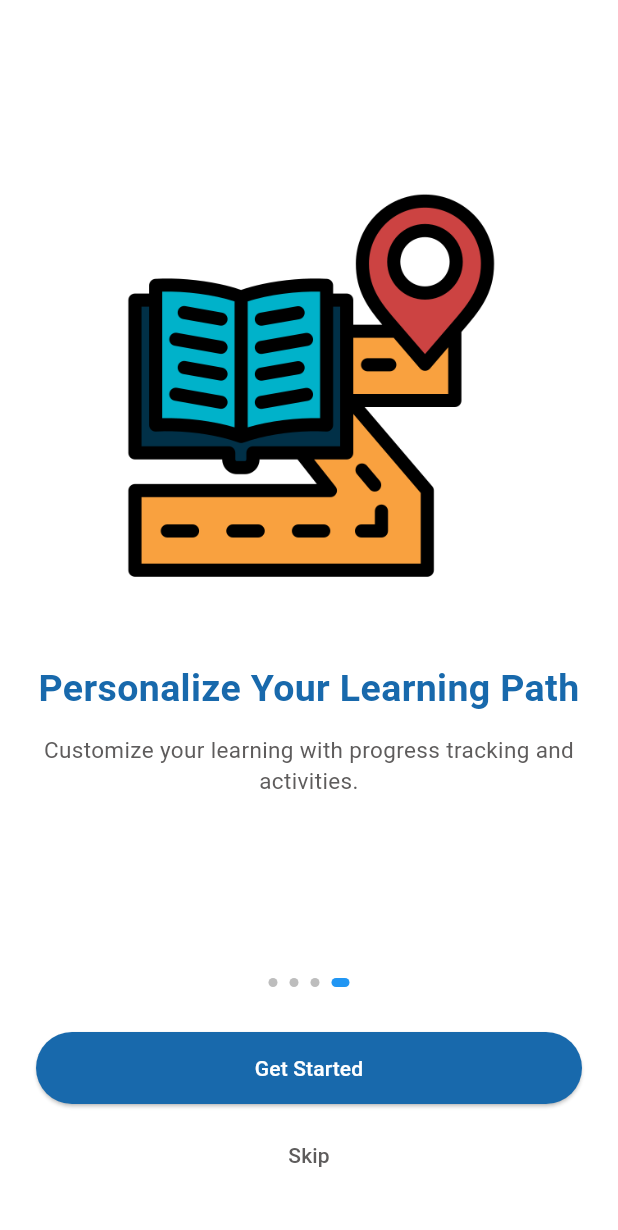
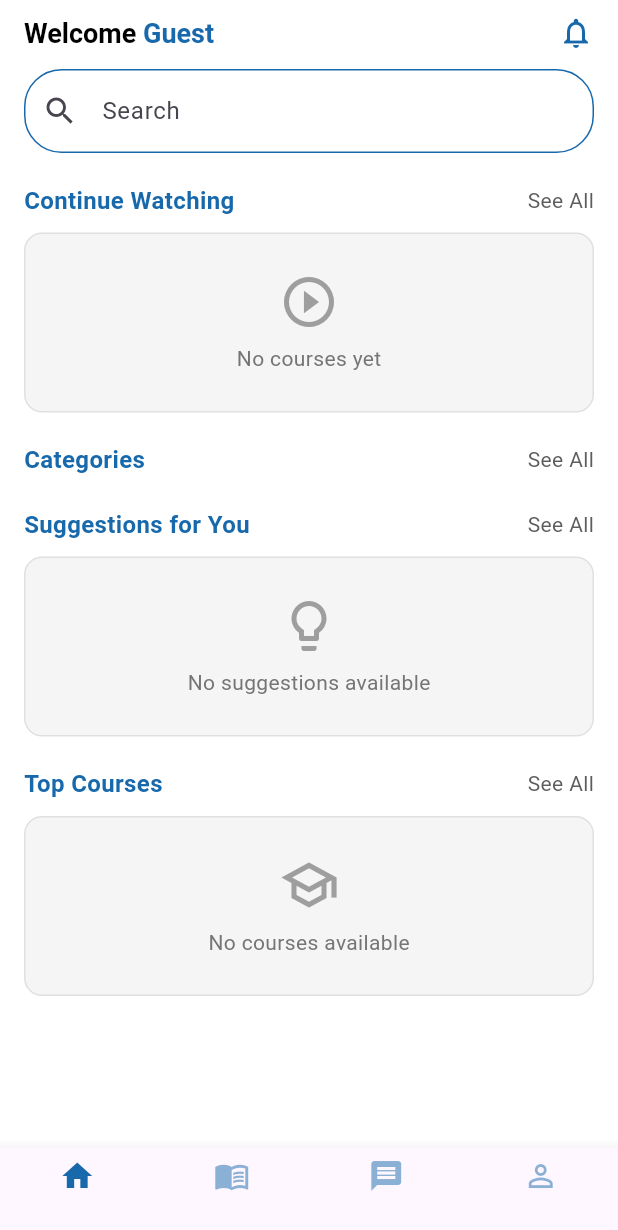
Before and after one commit to Charlie-Programmer/Skillo, a Flutter app: the OnboardingScreen screen opened directly, after a tap on "Continue", after a tap on "Skip", on a phone screen of 412 x 824 dp. Shown: the top 1230 px of the screen. Run offline on Flutter 3.47's test engine with Material 3 defaults, Android fonts, the phone set to English and light mode, and no system bars.

Commit message:
2nd Update

```diff
--- /dev/null
+++ b/lib/home.dart
@@ -0,0 +1,207 @@
+import 'package:flutter/material.dart';
+import 'user_store.dart';
+
+class HomeScreen extends StatefulWidget {
+  const HomeScreen({super.key});
+
+  @override
+  State<HomeScreen> createState() => _HomeScreenState();
+}
+
+class _HomeScreenState extends State<HomeScreen> {
+  String fullName = "Guest";
+
+  // 👇 animation key to restart animation
+  Key _animationKey = UniqueKey();
+
+  @override
+  void initState() {
+    super.initState();
+    loadUser();
+  }
+
+  void loadUser() async {
+    final user = await UserStore.getCurrentUser();
+    if (!mounted) return;
+
+    setState(() {
+      fullName = user?["fullName"] ?? "Guest";
+    });
+  }
+
+  // 👇 call this when Home tab is clicked
+  void restartAnimation() {
+    setState(() {
+      _animationKey = UniqueKey();
+    });
+  }
+
+  @override
+  Widget build(BuildContext context) {
+    return Scaffold(
+      backgroundColor: Colors.white,
+      body: SafeArea(
+        child: TweenAnimationBuilder<double>(
+          key: _animationKey, // 👈 IMPORTANT
+          duration: const Duration(milliseconds: 500),
+          curve: Curves.easeOut,
+          tween: Tween(begin: 0, end: 1),
+          builder: (context, value, child) {
+            return Opacity(
+              opacity: value,
+              child: Transform.translate(
+                offset: Offset(0, 20 * (1 - value)),
+                child: child,
+              ),
+            );
+          },
+          child: SingleChildScrollView(
+            physics: const BouncingScrollPhysics(),
+            padding: const EdgeInsets.symmetric(horizontal: 16),
+            child: Column(
+              crossAxisAlignment: CrossAxisAlignment.start,
+              children: [
+                const SizedBox(height: 10),
+
+                /// HEADER
+                Row(
+                  mainAxisAlignment: MainAxisAlignment.spaceBetween,
+                  children: [
+                    AnimatedSwitcher(
+                      duration: const Duration(milliseconds: 400),
+                      transitionBuilder: (child, animation) {
+                        return FadeTransition(
+                          opacity: animation,
+                          child: child,
+                        );
+                      },
+                      child: RichText(
+                          text: TextSpan(
+                            style: const TextStyle(
+                              fontSize: 18,
+                              fontWeight: FontWeight.bold,
+                              color: Colors.black, // default text color
+                            ),
+                            children: [
+                              const TextSpan(text: "Welcome "),
+                              TextSpan(
+                                text: fullName,
+                                style: const TextStyle(
+                                  color: Color.fromARGB(255, 24, 105, 172), // 👈 NAME COLOR
+                                ),
+                              ),
+                            ],
+                          ),
+                        )
+                    ),
+                    const Icon(
+                      Icons.notifications_none,
+                      color: Color.fromARGB(255, 24, 105, 172),
+                    ),
+                  ],
+                ),
+
+                const SizedBox(height: 12),
+
+                /// SEARCH
+                TextField(
+                  decoration: InputDecoration(
+                    hintText: "Search",
+                    prefixIcon: const Icon(Icons.search),
+                    enabledBorder: OutlineInputBorder(
+                      borderRadius: BorderRadius.circular(25),
+                      borderSide: const BorderSide(
+                        color: Color.fromARGB(255, 24, 105, 172),
+                      ),
+                    ),
+                    focusedBorder: OutlineInputBorder(
+                      borderRadius: BorderRadius.circular(25),
+                      borderSide: const BorderSide(
+                        color: Color.fromARGB(255, 24, 105, 172),
+                        width: 2,
+                      ),
+                    ),
+                  ),
+                ),
+
+                const SizedBox(height: 20),
+
+                _sectionTitle("Continue Watching",
+                    color: const Color.fromARGB(255, 24, 105, 172)),
+                const SizedBox(height: 10),
+                _emptyCard("No courses yet", Icons.play_circle_outline),
+
+                const SizedBox(height: 20),
+
+                _sectionTitle("Categories",
+                    color: const Color.fromARGB(255, 24, 105, 172)),
+
+                const SizedBox(height: 20),
+
+                _sectionTitle("Suggestions for You",
+                    color: const Color.fromARGB(255, 24, 105, 172)),
+                const SizedBox(height: 10),
+                _emptyCard("No suggestions available",
+                    Icons.lightbulb_outline),
+
+                const SizedBox(height: 20),
+
+                _sectionTitle("Top Courses",
+                    color: const Color.fromARGB(255, 24, 105, 172)),
+                const SizedBox(height: 10),
+                _emptyCard("No courses available",
+                    Icons.school_outlined),
+
+                const SizedBox(height: 20),
+              ],
+            ),
+          ),
+        ),
+      ),
+    );
+  }
+
+  Widget _sectionTitle(String title, {Color color = Colors.black}) {
+    return Row(
+      mainAxisAlignment: MainAxisAlignment.spaceBetween,
+      children: [
+        Text(
+          title,
+          style: TextStyle(
+            fontWeight: FontWeight.bold,
+            color: color,
+            fontSize: 16,
+          ),
+        ),
+        const Text(
+          "See All",
+          style: TextStyle(color: Color.fromARGB(255, 94, 92, 92)),
+        ),
+      ],
+    );
+  }
+
+  Widget _emptyCard(String message, IconData icon) {
+    return AnimatedContainer(
+      duration: const Duration(milliseconds: 300),
+      width: double.infinity,
+      height: 120,
+      decoration: BoxDecoration(
+        color: Colors.grey[100],
+        borderRadius: BorderRadius.circular(12),
+        border: Border.all(color: Colors.grey.shade300),
+      ),
+      child: Column(
+        mainAxisAlignment: MainAxisAlignment.center,
+        children: [
+          Icon(icon, size: 40, color: Colors.grey),
+          const SizedBox(height: 8),
+          Text(
+            message,
+            style: TextStyle(color: Colors.grey[600]),
+          ),
+        ],
+      ),
+    );
+  }
+}
--- /dev/null
+++ b/lib/library.dart
@@ -0,0 +1,110 @@
+import 'package:flutter/material.dart';
+
+class LibraryScreen extends StatefulWidget {
+  const LibraryScreen({super.key});
+
+  @override
+  State<LibraryScreen> createState() => _LibraryScreenState();
+}
+
+class _LibraryScreenState extends State<LibraryScreen> {
+  int selectedTab = 0;
+
+  final tabs = ["Saved Courses", "In Progress", "Completed"];
+
+  @override
+  Widget build(BuildContext context) {
+return Container(
+  color: Colors.white,
+  child: SafeArea(
+        child: Padding(
+          padding: const EdgeInsets.all(16),
+          child: Column(
+            crossAxisAlignment: CrossAxisAlignment.start,
+            children: [
+              /// HEADER
+              Row(
+                mainAxisAlignment: MainAxisAlignment.spaceBetween,
+                children: const [
+                  Text(
+                    "My Courses",
+                    style: TextStyle(
+                      fontSize: 20,
+                      fontWeight: FontWeight.bold,
+                      color: Color.fromARGB(255, 24, 105, 172),
+                    ),
+                  ),
+                  Icon(
+                    Icons.notifications_none,
+                    color: Color.fromARGB(255, 24, 105, 172),
+                  ),
+                ],
+              ),
+
+              const SizedBox(height: 16),
+
+              /// TABS
+                Center(
+                  child: Row(
+                    mainAxisSize: MainAxisSize.min,
+                    children: List.generate(tabs.length, (index) {
+                      final isSelected = selectedTab == index;
+
+                      return Padding(
+                        padding: const EdgeInsets.symmetric(horizontal: 6),
+                        child: GestureDetector(
+                          onTap: () {
+                            setState(() {
+                              selectedTab = index;
+                            });
+                          },
+                          child: Container(
+                            padding: const EdgeInsets.symmetric(
+                              horizontal: 16,
+                              vertical: 10,
+                            ),
+                            decoration: BoxDecoration(
+                              color: isSelected
+                                  ? const Color.fromARGB(255, 24, 105, 172)
+                                  : Colors.transparent,
+                              borderRadius: BorderRadius.circular(20),
+                              border: Border.all(
+                                color: const Color.fromARGB(255, 24, 105, 172),
+                              ),
+                            ),
+                            child: Text(
+                              tabs[index],
+                              style: TextStyle(
+                                color: isSelected ? Colors.white : Colors.black,
+                                fontSize: 12,
+                                fontWeight: FontWeight.w500,
+                              ),
+                            ),
+                          ),
+                        ),
+                      );
+                    }),
+                  ),
+                ),
+
+              const SizedBox(height: 20),
+
+              const Spacer(),
+
+              /// EXPLORE LINK
+              Center(
+                child: Text(
+                  "Explore More Courses",
+                  style: TextStyle(
+                    color: Color.fromARGB(255, 24, 105, 172),
+                    fontWeight: FontWeight.w500,
+                  ),
+                ),
+              ),
+            ],
+          ),
+        ),
+      ),
+    );
+  }
+}
--- /dev/null
+++ b/lib/messages.dart
@@ -0,0 +1,67 @@
+import 'package:flutter/material.dart';
+
+class MessagesScreen extends StatelessWidget {
+  const MessagesScreen({super.key});
+
+  @override
+  Widget build(BuildContext context) {
+    return Scaffold(
+      backgroundColor: Colors.white,
+      body: SafeArea(
+        child: Column(
+          crossAxisAlignment: CrossAxisAlignment.start,
+          children: [
+
+            //
+            Padding(
+              padding: const EdgeInsets.symmetric(horizontal: 16, vertical: 20),
+              child: Text(
+                "Messages",
+                style: const TextStyle(
+                  fontSize: 28,
+                  fontWeight: FontWeight.bold,
+                  color: Color.fromARGB(255, 24, 105, 172),
+                ),
+              ),
+            ),
+
+            // EMPTY STATE
+            Expanded(
+              child: Center(
+                child: Transform.translate(
+                  offset: const Offset(0, -20),
+                  child: Column(
+                    mainAxisSize: MainAxisSize.min,
+                    children: const [
+                      Icon(
+                        Icons.chat_bubble_outline,
+                        size: 80,
+                        color: Color.fromARGB(255, 24, 105, 172),
+                      ),
+                      SizedBox(height: 16),
+                      Text(
+                        "No messages yet",
+                        style: TextStyle(
+                          fontSize: 18,
+                          fontWeight: FontWeight.w600,
+                          color: Color.fromARGB(255, 94, 92, 92),
+                        ),
+                      ),
+                      SizedBox(height: 8),
+                      Text(
+                        "Your chats will appear here",
+                        style: TextStyle(
+                          color: Color.fromARGB(255, 94, 92, 92),
+                        ),
+                      ),
+                    ],
+                  ),
+                ),
+              ),
+            ),
+          ],
+        ),
+      ),
+    );
+  }
+}
--- /dev/null
+++ b/lib/nav_bar.dart
@@ -0,0 +1,52 @@
+import 'package:flutter/material.dart';
+import 'home.dart';
+import 'library.dart';
+import 'messages.dart';
+
+
+class MainNavigation extends StatefulWidget {
+  const MainNavigation({super.key});
+
+  @override
+  State<MainNavigation> createState() => _MainNavigationState();
+}
+
+class _MainNavigationState extends State<MainNavigation> {
+  int currentIndex = 0;
+
+
+  final List<Widget> pages = const [
+    HomeScreen(),
+    LibraryScreen(),
+    MessagesScreen(),
+    Center(child: Text("Profile")),
+  ];
+
+  @override
+  Widget build(BuildContext context) {
+    return Scaffold(
+      body: IndexedStack(
+        index: currentIndex,
+        children: pages,
+      ),
+      bottomNavigationBar: BottomNavigationBar(
+        currentIndex: currentIndex,
+        type: BottomNavigationBarType.fixed,
+        selectedItemColor: const Color.fromARGB(255, 24, 105, 172),
+        unselectedItemColor:
+            const Color.fromARGB(255, 24, 105, 172).withOpacity(0.5),
+        onTap: (index) {
+          setState(() {
+            currentIndex = index;
+          });
+        },
+        items: const [
+          BottomNavigationBarItem(icon: Icon(Icons.home), label: ""),
+          BottomNavigationBarItem(icon: Icon(Icons.menu_book), label: ""),
+         BottomNavigationBarItem(icon: Icon(Icons.message), label: "",),
+          BottomNavigationBarItem(icon: Icon(Icons.person_outline), label: ""),
+        ],
+      ),
+    );
+  }
+}
--- a/lib/onboarding_screen.dart
+++ b/lib/onboarding_screen.dart
@@ -1,4 +1,6 @@
 import 'package:flutter/material.dart';
+import 'home.dart';
+import 'nav_bar.dart';
 
 class OnboardingScreen extends StatefulWidget {
   const OnboardingScreen({super.key});
@@ -45,10 +47,11 @@ class _OnboardingScreenState extends State<OnboardingScreen> {
               curve: Curves.easeInOut,
             );
           } else {
-            setState(() {
-        currentIndex = 0;
-        _pageController.jumpToPage(0);
-      });
+            //
+            Navigator.of(context).pushAndRemoveUntil(
+              MaterialPageRoute(builder: (_) => const MainNavigation()),
+              (route) => false,
+            );
           }
         }
 
@@ -163,10 +166,10 @@ class _OnboardingScreenState extends State<OnboardingScreen> {
                     /// SKIP BUTTON
                     TextButton(
                       onPressed: () {
-                        setState(() {
-                          currentIndex = pages.length - 1;
-                          _pageController.jumpToPage(pages.length - 1);
-                        });
+                        Navigator.pushReplacement(
+                          context,
+                          MaterialPageRoute(builder: (context) => const MainNavigation()),
+                        );
                       },
                       child: const Text(
                         "Skip",
--- a/pubspec.yaml
+++ b/pubspec.yaml
@@ -21,6 +21,7 @@ version: 1.0.0+1
 environment:
   sdk: ^3.11.0
 
+
 # Dependencies specify other packages that your package needs in order to work.
 # To automatically upgrade your package dependencies to the latest versions
 # consider running `flutter pub upgrade --major-versions`. Alternatively,
@@ -30,6 +31,7 @@ environment:
 dependencies:
   flutter:
     sdk: flutter
+  path_provider: ^2.1.0
 
   # The following adds the Cupertino Icons font to your application.
   # Use with the CupertinoIcons class for iOS style icons.
```
Also changed, not shown: lib/main.dart (+34 -19 lines), lib/reset_password.dart (+15 -21 lines), lib/sign_up.dart (+11 -30 lines), lib/user_store.dart (+114 -27 lines), pubspec.lock, 2 other files. Lines whose indentation alone changed are shown as unchanged.
